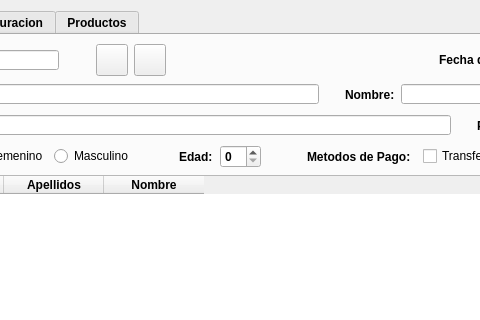
The window that venPrincipal.ui (MelonRodante/MarquezMiguel) describes before a commit, drawn with Qt 5; both pictures show x 117 to 597 and y 0 to 320 of the 800 by 600 pixel window.
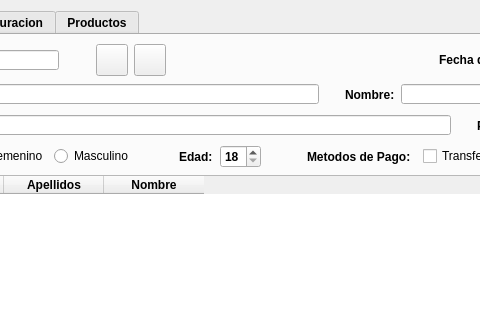
The same window after the commit. Icons and pictures are not drawn.

Commit message: Añadido comprobacion del DNI con label

```diff
--- a/venPrincipal.ui
+++ b/venPrincipal.ui
@@ -640,7 +640,11 @@
            </widget>
           </item>
           <item>
-           <widget class="QSpinBox" name="spinEdad"/>
+           <widget class="QSpinBox" name="spinEdad">
+            <property name="minimum">
+             <number>18</number>
+            </property>
+           </widget>
           </item>
           <item>
            <spacer name="horizontalSpacer_2">
```
Left out of the diff: 28 changed lines with no effect on the pictures. The commit also changes 5 other files.
